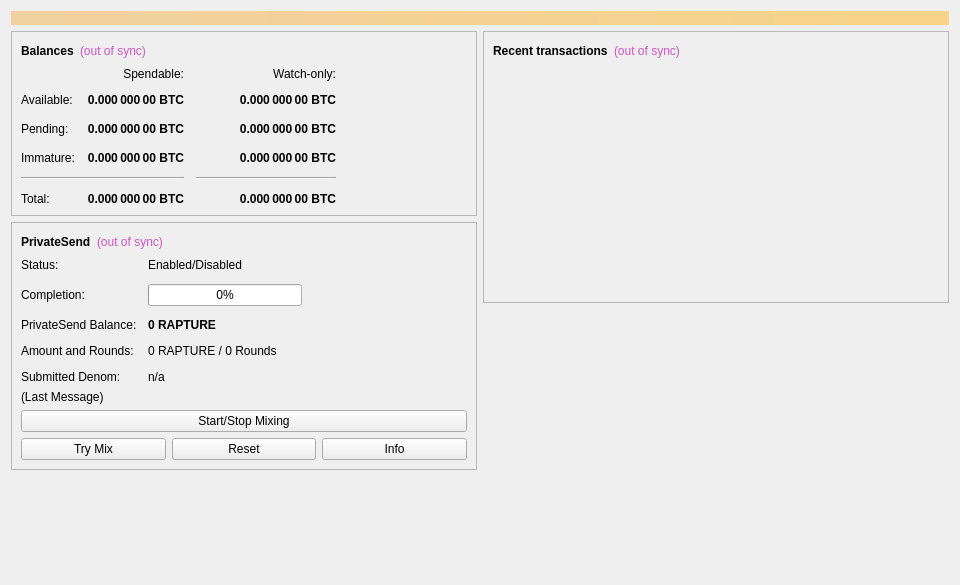
RaptureCore/Rapture, file src/qt/forms/overviewpage.ui: the form before one commit.
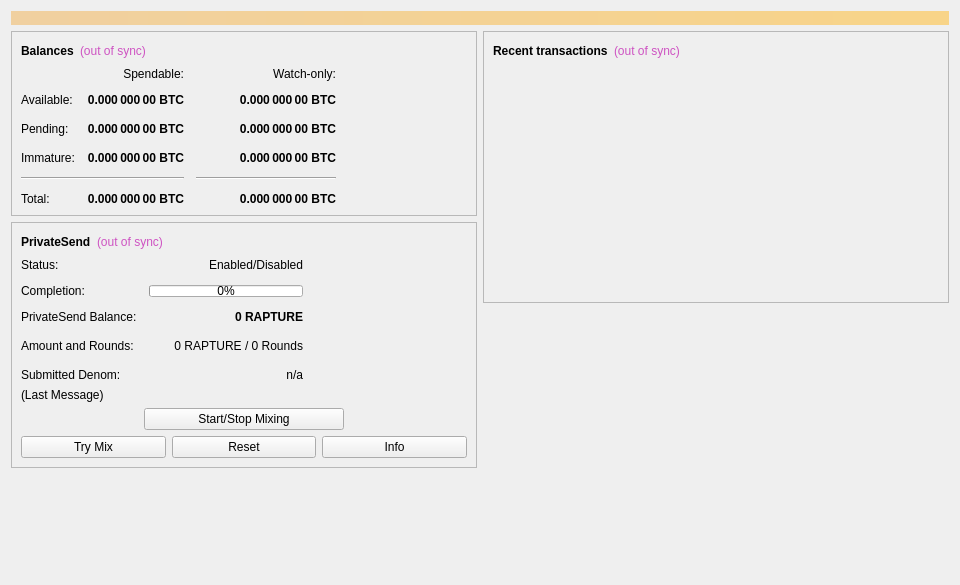
The form after the commit.

```diff
--- a/src/qt/forms/overviewpage.ui
+++ b/src/qt/forms/overviewpage.ui
@@ -454,58 +454,41 @@
            </layout>
           </item>
           <item>
-           <layout class="QFormLayout" name="privateSendFormLayout">
-            <property name="fieldGrowthPolicy">
-             <enum>QFormLayout::AllNonFixedFieldsGrow</enum>
-            </property>
-            <property name="horizontalSpacing">
-             <number>11</number>
-            </property>
-            <property name="verticalSpacing">
+           <layout class="QGridLayout" name="gridLayout_2">
+            <property name="spacing">
              <number>12</number>
             </property>
-            <item row="0" column="0">
-             <widget class="QLabel" name="labelPrivateSendEnabledText">
-              <property name="text">
-               <string>Status:</string>
-              </property>
-             </widget>
-            </item>
-            <item row="0" column="1">
-             <widget class="QLabel" name="labelPrivateSendEnabled">
-              <property name="text">
-               <string>Enabled/Disabled</string>
-              </property>
-             </widget>
-            </item>
-            <item row="1" column="0">
+            <item row="2" column="0">
              <widget class="QLabel" name="labelCompletitionText">
               <property name="text">
                <string>Completion:</string>
               </property>
+              <property name="alignment">
+               <set>Qt::AlignLeading|Qt::AlignLeft|Qt::AlignVCenter</set>
+              </property>
              </widget>
             </item>
-            <item row="1" column="1">
-             <widget class="QProgressBar" name="privateSendProgress">
-              <property name="maximumSize">
-               <size>
-                <width>154</width>
-                <height>16777215</height>
-               </size>
+            <item row="4" column="1">
+             <widget class="QLabel" name="labelAmountRounds">
+              <property name="text">
+               <string>0 RAPTURE / 0 Rounds</string>
               </property>
-              <property name="value">
-               <number>0</number>
+              <property name="alignment">
+               <set>Qt::AlignRight|Qt::AlignTrailing|Qt::AlignVCenter</set>
               </property>
              </widget>
             </item>
-            <item row="2" column="0">
+            <item row="3" column="0">
              <widget class="QLabel" name="labelAnonymizedText">
               <property name="text">
                <string>PrivateSend Balance:</string>
               </property>
+              <property name="alignment">
+               <set>Qt::AlignLeading|Qt::AlignLeft|Qt::AlignVCenter</set>
+              </property>
              </widget>
             </item>
-            <item row="2" column="1">
+            <item row="3" column="1">
              <widget class="QLabel" name="labelAnonymized">
               <property name="font">
                <font>
@@ -516,30 +499,55 @@
               <property name="text">
                <string notr="true">0 RAPTURE</string>
               </property>
+              <property name="alignment">
+               <set>Qt::AlignRight|Qt::AlignTrailing|Qt::AlignVCenter</set>
+              </property>
              </widget>
             </item>
-            <item row="3" column="0">
+            <item row="1" column="1">
+             <widget class="QLabel" name="labelPrivateSendEnabled">
+              <property name="text">
+               <string>Enabled/Disabled</string>
+              </property>
+              <property name="alignment">
+               <set>Qt::AlignRight|Qt::AlignTrailing|Qt::AlignVCenter</set>
+              </property>
+             </widget>
+            </item>
+            <item row="1" column="0">
+             <widget class="QLabel" name="labelPrivateSendEnabledText">
+              <property name="text">
+               <string>Status:</string>
+              </property>
+              <property name="alignment">
+               <set>Qt::AlignLeading|Qt::AlignLeft|Qt::AlignVCenter</set>
+              </property>
+             </widget>
+            </item>
+            <item row="4" column="2">
+             <spacer name="horizontalSpacer_5">
+              <property name="orientation">
+               <enum>Qt::Horizontal</enum>
+              </property>
+              <property name="sizeHint" stdset="0">
+               <size>
+                <width>40</width>
+                <height>20</height>
+               </size>
+              </property>
+             </spacer>
+            </item>
+            <item row="4" column="0">
              <widget class="QLabel" name="labelAmountAndRoundsText">
               <property name="text">
                <string>Amount and Rounds:</string>
               </property>
-             </widget>
-            </item>
-            <item row="3" column="1">
-             <widget class="QLabel" name="labelAmountRounds">
-              <property name="text">
-               <string>0 RAPTURE / 0 Rounds</string>
+              <property name="alignment">
+               <set>Qt::AlignLeading|Qt::AlignLeft|Qt::AlignVCenter</set>
               </property>
              </widget>
             </item>
-            <item row="4" column="0">
-             <widget class="QLabel" name="labelSubmittedDenomText">
-              <property name="text">
-               <string>Submitted Denom:</string>
-              </property>
-             </widget>
-            </item>
-            <item row="4" column="1">
+            <item row="5" column="1">
              <widget class="QLabel" name="labelSubmittedDenom">
               <property name="toolTip">
                <string>The denominations you submitted to the Masternode.&lt;br&gt;To mix, other users must submit the exact same denominations.</string>
@@ -547,6 +555,35 @@
               <property name="text">
                <string>n/a</string>
               </property>
+              <property name="alignment">
+               <set>Qt::AlignRight|Qt::AlignTrailing|Qt::AlignVCenter</set>
+              </property>
+             </widget>
+            </item>
+            <item row="5" column="0">
+             <widget class="QLabel" name="labelSubmittedDenomText">
+              <property name="text">
+               <string>Submitted Denom:</string>
+              </property>
+              <property name="alignment">
+               <set>Qt::AlignLeading|Qt::AlignLeft|Qt::AlignVCenter</set>
+              </property>
+             </widget>
+            </item>
+            <item row="2" column="1">
+             <widget class="QProgressBar" name="privateSendProgress">
+              <property name="maximumSize">
+               <size>
+                <width>154</width>
+                <height>12</height>
+               </size>
+              </property>
+              <property name="value">
+               <number>0</number>
+              </property>
+              <property name="alignment">
+               <set>Qt::AlignRight|Qt::AlignTrailing|Qt::AlignVCenter</set>
+              </property>
              </widget>
             </item>
            </layout>
@@ -567,17 +604,27 @@
              </widget>
             </item>
             <item>
-             <widget class="QPushButton" name="togglePrivateSend">
-              <property name="sizePolicy">
-               <sizepolicy hsizetype="MinimumExpanding" vsizetype="Fixed">
-                <horstretch>0</horstretch>
-                <verstretch>0</verstretch>
-               </sizepolicy>
-              </property>
-              <property name="text">
-               <string>Start/Stop Mixing</string>
-              </property>
-             </widget>
+             <layout class="QHBoxLayout" name="horizontalLayout_7">
+              <item>
+               <widget class="QPushButton" name="togglePrivateSend">
+                <property name="sizePolicy">
+                 <sizepolicy hsizetype="Fixed" vsizetype="Fixed">
+                  <horstretch>0</horstretch>
+                  <verstretch>0</verstretch>
+                 </sizepolicy>
+                </property>
+                <property name="maximumSize">
+                 <size>
+                  <width>200</width>
+                  <height>16777215</height>
+                 </size>
+                </property>
+                <property name="text">
+                 <string>Start/Stop Mixing</string>
+                </property>
+               </widget>
+              </item>
+             </layout>
             </item>
             <item>
              <layout class="QHBoxLayout" name="horizontalLayout_debugbuttons">
```
